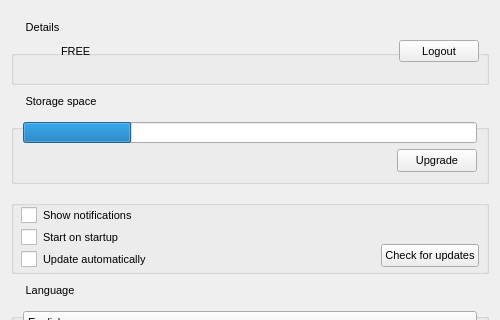
Old version of the form Source/MEGASync/gui/linux/SettingsDialog.ui in the repository meganz/MEGAsync; both pictures show x 0 to 500 and y 100 to 420 of the 500 by 520 pixel window.
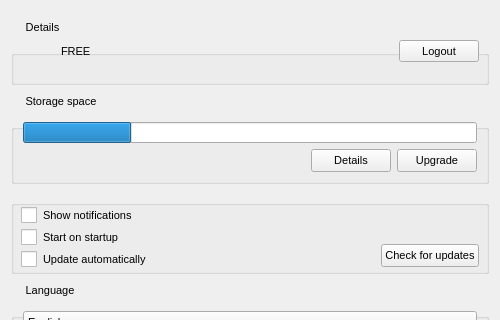
New version of the form. Icons and pictures are not drawn.

Commit message: Show account details on Linux

```diff
--- a/Source/MEGASync/gui/linux/SettingsDialog.ui
+++ b/Source/MEGASync/gui/linux/SettingsDialog.ui
@@ -644,7 +644,7 @@
             </property>
             <layout class="QHBoxLayout" name="horizontalLayout_5">
              <property name="spacing">
-              <number>0</number>
+              <number>6</number>
              </property>
              <property name="margin">
               <number>0</number>
@@ -669,6 +669,13 @@
                </property>
               </spacer>
              </item>
+             <item>
+              <widget class="QPushButton" name="bStorageDetails">
+               <property name="text">
+                <string>Details</string>
+               </property>
+              </widget>
+             </item>
              <item>
               <widget class="QPushButton" name="bUpgrade">
                <property name="text">
```
The commit also changes 3 other files.
